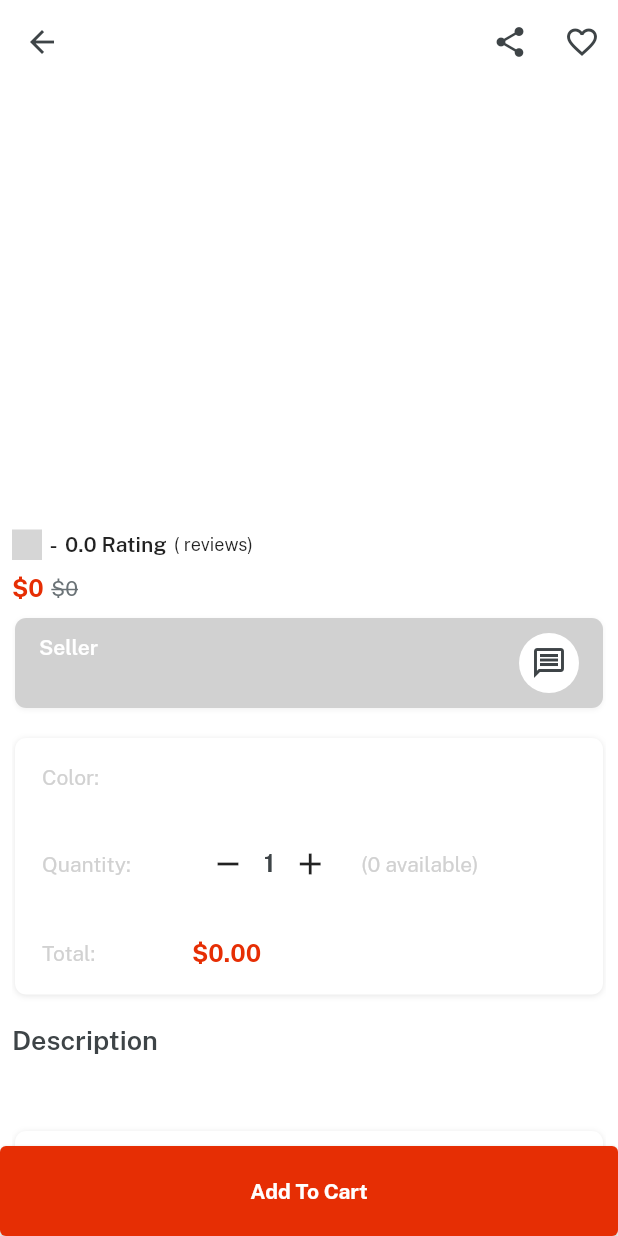
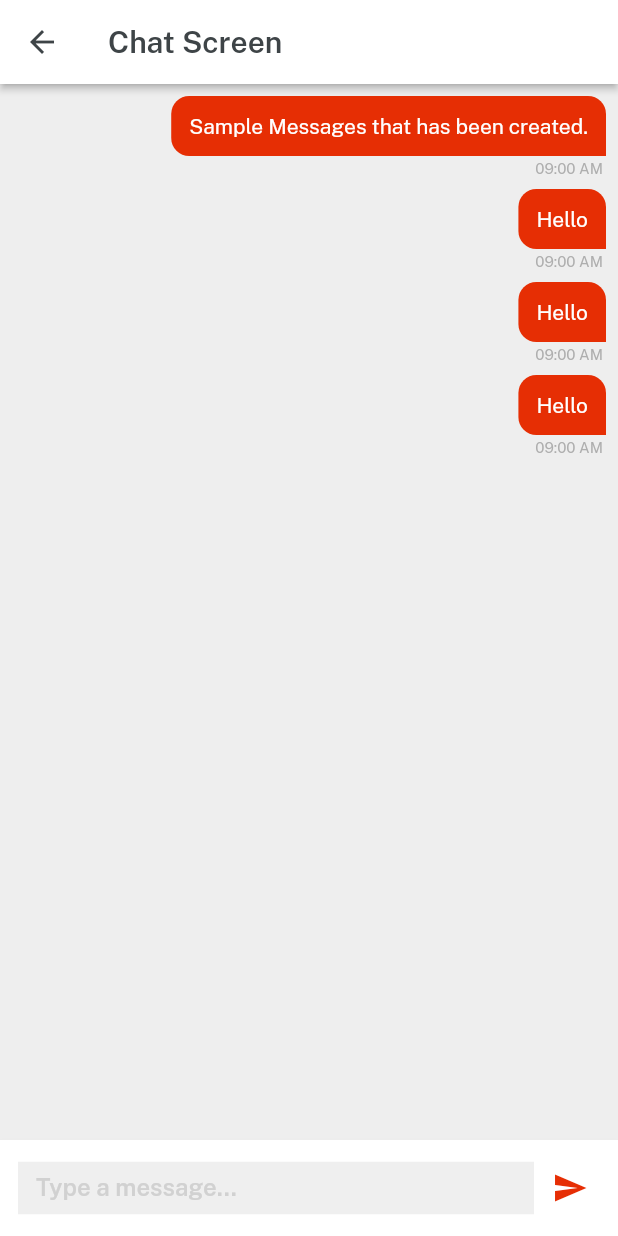
Before and after one commit to CPAD-Gazipur/flutter-e-mart, a Flutter app: the ProductDetailsScreen screen opened directly with empty values, after a tap on the "message" icon, on a phone screen of 412 x 824 dp. Run offline on Flutter 3.47's test engine with Material 2 defaults, Android fonts, the phone set to English and light mode, and no system bars; our stand-ins replace badges, cached_network_image, cloud_firestore, firebase_auth, firebase_core, firebase_storage and 4 more; missing offline and left inert: flutter_rating_native; accounts and stored records are empty; network calls fail; grey boxes are pictures that could not be loaded.

Commit message:
E-Mart: CHAT WITH SELLER SCREEN UI ADDED WITH SEND MESSAGE BUBBLE DESIGN.

```diff
--- a/lib/controllers/home_controller.dart
+++ b/lib/controllers/home_controller.dart
@@ -1,5 +1,28 @@
+import 'package:flutter_e_mart/consts/consts.dart';
 import 'package:get/get.dart';
 
 class HomeController extends GetxController {
   var currentNaIndex = 0.obs;
+
+  var userName = ''.obs;
+
+  getUserName() async {
+    var name = await firebaseFirestore
+        .collection(userCollection)
+        .where('uID', isEqualTo: auth.currentUser!.uid)
+        .get()
+        .then((value) {
+      if (value.docs.isNotEmpty) {
+        return value.docs.single.get('name');
+      }
+    });
+
+    userName.value = name;
+  }
+
+  @override
+  void onInit() {
+    getUserName();
+    super.onInit();
+  }
 }
--- a/lib/views/account_screen/account_screen.dart
+++ b/lib/views/account_screen/account_screen.dart
@@ -37,7 +37,7 @@ class AccountScreen extends StatelessWidget {
                   profileImageURL = profileImage;
                 }
 
-                debugPrint('URL: $profileImageURL');
+                debugPrint('${data['cart']}');
 
                 return Column(
                   children: [
@@ -157,7 +157,8 @@ class AccountScreen extends StatelessWidget {
                                 Get.find<HomeController>()
                                     .currentNaIndex
                                     .value = 2;
-                                }),
+                              },
+                            ),
                             profileCardButtonWidget(
                               context: context,
                               total: data['wishlist'] != null
--- /dev/null
+++ b/lib/views/chat_screen/chat_screen.dart
@@ -0,0 +1,84 @@
+import 'package:flutter_e_mart/consts/consts.dart';
+import 'package:flutter_e_mart/views/chat_screen/components/message_send_bubble_widget.dart';
+import 'package:flutter_e_mart/widgets/widgets.dart';
+
+class ChatScreen extends StatelessWidget {
+  const ChatScreen({Key? key}) : super(key: key);
+
+  @override
+  Widget build(BuildContext context) {
+    return Scaffold(
+      backgroundColor: whiteColor,
+      appBar: AppBar(
+        title:
+            'Chat Screen'.text.fontFamily(semibold).color(darkFontGrey).make(),
+        backgroundColor: whiteColor,
+        centerTitle: false,
+        elevation: 2,
+      ),
+      body: Column(
+        children: [
+          Expanded(
+            child: Container(
+              color: Colors.grey[200],
+              child: ListView(
+                shrinkWrap: true,
+                physics: const BouncingScrollPhysics(),
+                children: [
+                  messageSendBubbleWidget(
+                    message: 'Sample Messages that has been created.',
+                    messageTime: '09:00 AM',
+                  ),
+                  messageSendBubbleWidget(
+                    message: 'Hello',
+                    messageTime: '09:00 AM',
+                  ),
+                  messageSendBubbleWidget(
+                    message: 'Hello',
+                    messageTime: '09:00 AM',
+                  ),
+                  messageSendBubbleWidget(
+                    message: 'Hello',
+                    messageTime: '09:00 AM',
+                  ),
+                ],
+              ),
+            ),
+          ),
+          Row(
+            children: [
+              Expanded(
+                child: customTextFormFieldWidget(
+                  controller: TextEditingController(),
+                  label: '',
+                  hintText: 'Type a message...',
+                  keyboardType: TextInputType.text,
+                  isLabelShow: false,
+                ),
+              ),
+              IconButton(
+                onPressed: () {},
+                icon: const Icon(
+                  Icons.send,
+                  color: redColor,
+                ),
+              ),
+            ],
+          )
+              .box
+              .white
+              .shadowSm
+              .padding(
+                const EdgeInsets.only(
+                  top: 8,
+                  bottom: 8,
+                  left: 12.0,
+                  right: 8.0,
+                ),
+              )
+              .make(),
+        ],
+      ),
+    );
+  }
+}
--- /dev/null
+++ b/lib/views/chat_screen/components/message_send_bubble_widget.dart
@@ -0,0 +1,53 @@
+import '../../../consts/consts.dart';
+
+Widget messageSendBubbleWidget({
+  required String message,
+  required String messageTime,
+}) {
+  return Column(
+    mainAxisAlignment: MainAxisAlignment.end,
+    crossAxisAlignment: CrossAxisAlignment.end,
+    children: [
+      Container(
+        margin: const EdgeInsets.only(
+          left: 40.0,
+          top: 8.0,
+          bottom: 2.0,
+          right: 8.0,
+        ),
+        decoration: const BoxDecoration(
+          color: redColor,
+          borderRadius: BorderRadius.only(
+            topLeft: Radius.circular(12),
+            topRight: Radius.circular(12),
+            bottomLeft: Radius.circular(12),
+          ),
+        ),
+        child: Padding(
+          padding: const EdgeInsets.all(12),
+          child: Text(
+            message,
+            textAlign: TextAlign.justify,
+            style: const TextStyle(
+              color: Colors.white,
+              fontSize: 14,
+            ),
+          ),
+        ),
+      ),
+      Container(
+        margin: const EdgeInsets.only(
+          right: 10,
+        ),
+        child: Text(
+          messageTime,
+          style: TextStyle(
+            fontSize: 10,
+            fontWeight: FontWeight.w400,
+            color: Colors.grey.withOpacity(0.8),
+          ),
+        ),
+      )
+    ],
+  );
+}
--- /dev/null
+++ b/lib/views/chat_screen/messaging_screen.dart
@@ -0,0 +1,10 @@
+import 'package:flutter/cupertino.dart';
+
+class MessagingScreen extends StatelessWidget {
+  const MessagingScreen({Key? key}) : super(key: key);
+
+  @override
+  Widget build(BuildContext context) {
+    return Container();
+  }
+}
--- a/lib/views/product_details_screen/product_details_screen.dart
+++ b/lib/views/product_details_screen/product_details_screen.dart
@@ -1,5 +1,6 @@
 import 'package:cached_network_image/cached_network_image.dart';
 import 'package:flutter_e_mart/controllers/controllers.dart';
+import 'package:flutter_e_mart/views/chat_screen/chat_screen.dart';
 import 'package:flutter_e_mart/widgets/widgets.dart';
 import 'package:flutter_rating_native/flutter_rating_native.dart';
 import 'package:get/get.dart';
@@ -285,7 +286,7 @@ class ProductDetailsScreen extends StatelessWidget {
                             color: darkFontGrey,
                           ),
                         ).onTap(() {
-                          debugPrint('Message Clicked');
+                          Get.to(() => const ChatScreen());
                         }),
                       ],
                     )
--- a/lib/views/views.dart
+++ b/lib/views/views.dart
@@ -6,6 +6,8 @@ export 'auth_screen/signup_screen.dart';
 export 'cart_screen/cart_screen.dart';
 export 'category_screen/category_details_screen.dart';
 export 'category_screen/category_screen.dart';
+export 'chat_screen/chat_screen.dart';
+export 'chat_screen/messaging_screen.dart';
 export 'home_screen/components/exit_button_widget.dart';
 export 'home_screen/components/featured_button.dart';
 export 'home_screen/home_nav_bar.dart';
--- a/lib/widgets/custom_text_form_field_widget.dart
+++ b/lib/widgets/custom_text_form_field_widget.dart
@@ -6,13 +6,16 @@ Widget customTextFormFieldWidget({
   TextInputType keyboardType = TextInputType.text,
   bool isPassword = false,
   TextEditingController? controller,
+  bool isLabelShow = true,
 }) {
   return Column(
     mainAxisAlignment: MainAxisAlignment.start,
     crossAxisAlignment: CrossAxisAlignment.start,
     children: [
-      label.text.color(redColor).fontFamily(semibold).size(14).make(),
-      5.heightBox,
+      isLabelShow
+          ? label.text.color(redColor).fontFamily(semibold).size(14).make()
+          : const SizedBox(),
+      isLabelShow ? 5.heightBox : const SizedBox(),
       TextFormField(
         controller: controller,
         keyboardType: keyboardType,
@@ -34,7 +37,7 @@ Widget customTextFormFieldWidget({
           ),
         ),
       ).box.rounded.make(),
-      10.heightBox,
+      isLabelShow ? 10.heightBox : const SizedBox(),
     ],
   );
 }
```
Lines whose indentation alone changed are shown as unchanged.
